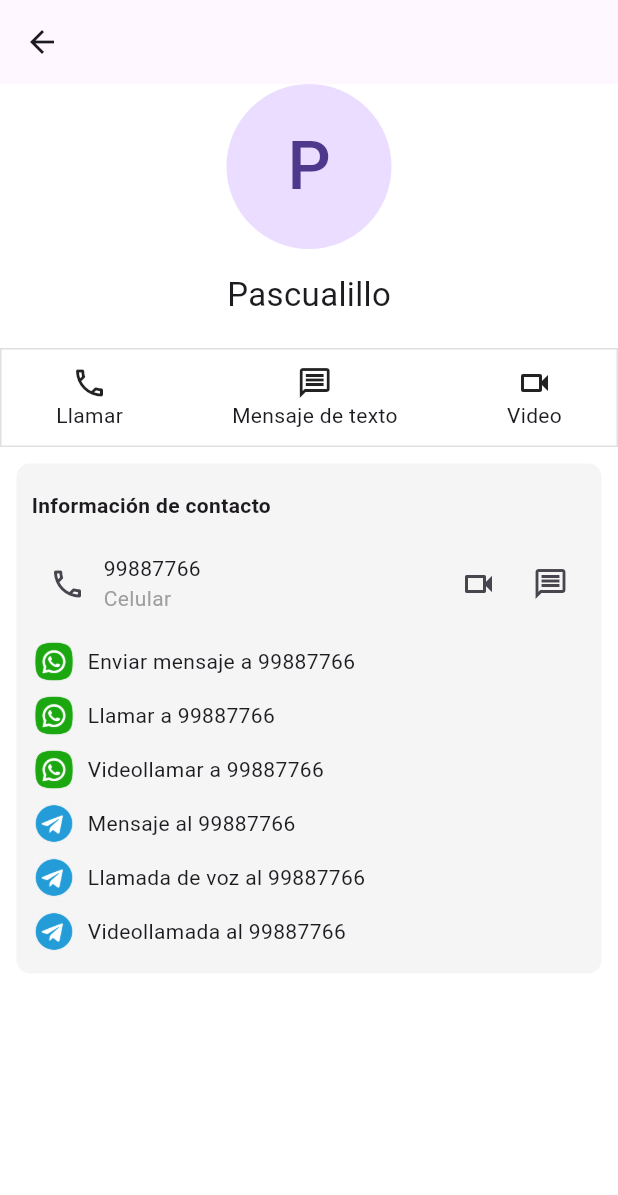
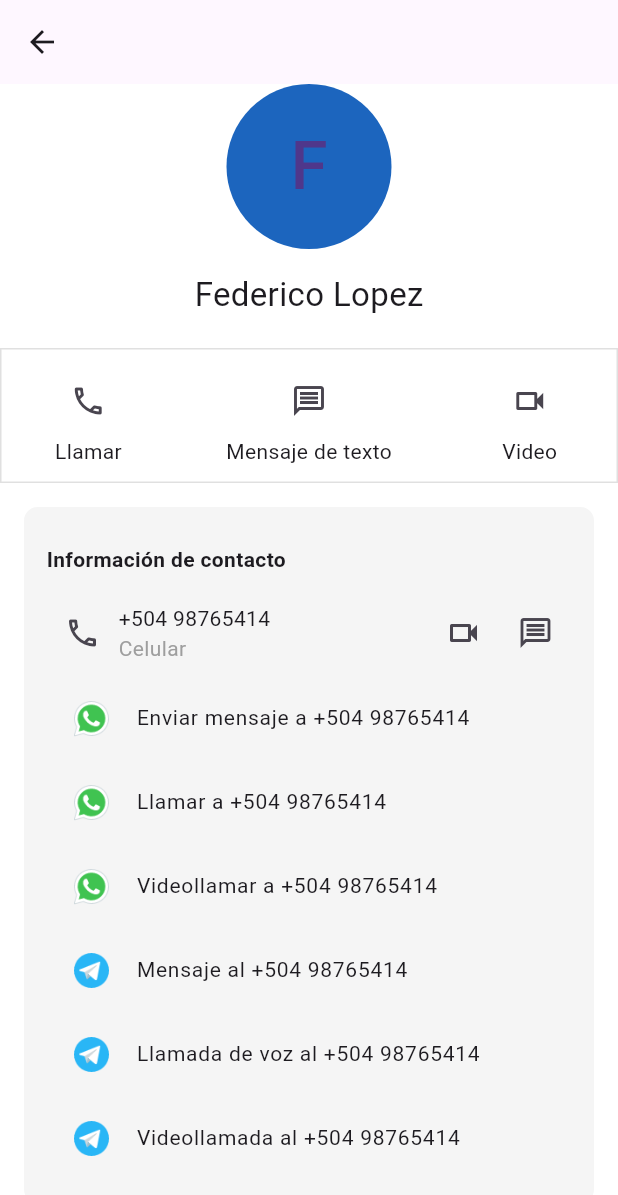
Before and after one commit to Urias-Flores/contact-desing, a Flutter app: the screen it shows after launch, after a tap on an icon or button, on a phone screen of 412 x 824 dp. Shown: the top 1195 px of the screen. Run offline on Flutter 3.47's test engine with Material 2 defaults, Android fonts, the phone set to English and light mode, and no system bars.

Commit message:
Adding home and contact pages plus multiple widgets

```diff
--- a/lib/main.dart
+++ b/lib/main.dart
@@ -11,6 +11,7 @@ class MyApp extends StatelessWidget {
   @override
   Widget build(BuildContext context) {
     return MaterialApp(
+      debugShowCheckedModeBanner: false,
       title: 'contact desing',
       theme: ThemeData(
         useMaterial3: true,
--- a/lib/src/constants/routes.dart
+++ b/lib/src/constants/routes.dart
@@ -7,6 +7,6 @@ enum MyRoutes {
 }
 
 final routes = {
-  MyRoutes.home.name: (context) => const Home(title: 'Contactos'),
-  MyRoutes.contact.name: (context) => const Contact(user: {})
+  MyRoutes.home.name: (context) => const Home(title: 'Contacts'),
+  MyRoutes.contact.name: (context) => const Contact()
 };
--- a/lib/src/constants/utils.dart
+++ b/lib/src/constants/utils.dart
@@ -1,3 +1,6 @@
+import 'dart:math';
+import 'dart:ui';
+
 final List<Map<String, dynamic>> listUsers = [
   {
     "ID": 1,
@@ -48,3 +51,15 @@ final List<Map<String, dynamic>> listUsers = [
     "Phone": "90908724"
   }
 ];
+
+Color generateRandomColor() {
+  Random random = Random();
+
+  // Genera valores aleatorios para los componentes rojo, verde y azul del color
+  int red = random.nextInt(256);
+  int green = random.nextInt(256);
+  int blue = random.nextInt(256);
+
+  // Crea y devuelve un nuevo objeto de la clase Color con los componentes generados aleatoriamente
+  return Color.fromRGBO(red, green, blue, 1.0);
+}
--- a/lib/src/pages/contact_page.dart
+++ b/lib/src/pages/contact_page.dart
@@ -1,75 +1,35 @@
+import 'package:contact_desing/src/constants/routes.dart';
+import 'package:contact_desing/src/constants/utils.dart';
+import 'package:contact_desing/src/widgets/actionContactBar.dart';
+import 'package:contact_desing/src/widgets/contactBar.dart';
+import 'package:contact_desing/src/widgets/itemContact.dart';
+import 'package:contact_desing/src/widgets/listItemContact.dart';
+import 'package:contact_desing/src/widgets/topInformationContact.dart';
 import 'package:flutter/material.dart';
 
 class Contact extends StatelessWidget{
-  const Contact({super.key, required this.user});
-  final Map<String, dynamic> user;
+  const Contact({super.key});
 
   @override
   Widget build(BuildContext context) {
+    final arguments = ModalRoute.of(context)?.settings.arguments as Map<String, dynamic>;
+    final Map<String, dynamic> user = arguments['user'];
+    final Color color = arguments['color'];
+
     return Scaffold(
       backgroundColor: Colors.white,
       appBar: AppBar(
         title: const Text(''),
       ),
-      body: Center(
-        child: Column(
+      body: ListView(
+        children: [ Column(
           children: [
-            const Padding(
-              padding: EdgeInsets.only(bottom: 15.0),
-              child: CircleAvatar(
-                  radius: 55,
-                  child: Text('P',
-                    style: TextStyle(
-                        fontSize: 45
-                    ),
-                  )
-              )
-            ),
-            const Padding(
-              padding: EdgeInsets.only(bottom: 20.0),
-              child: Text('Pascualillo',
-                style: TextStyle(
-                  fontSize: 22,
-                  fontWeight: FontWeight.normal
-                ),
-              )
-            ),
-            Container(
-              padding: const EdgeInsets.only(top: 10, bottom: 10),
-              decoration: BoxDecoration(
-                border: Border.all(
-                  color: Colors.grey.shade300,
-                  width: 1
-                )
-              ),
-              child: const Row(
-                mainAxisAlignment: MainAxisAlignment.spaceAround,
-                children: [
-                  Column(
-                    children: [
-                      Icon(Icons.phone_outlined),
-                      Text("Llamar")
-                    ],
-                  ),
-                  Column(
-                    children: [
-                      Icon(Icons.message_outlined),
-                      Text("Mensaje de texto")
-                    ],
-                  ),
-                  Column(
-                    children: [
-                      Icon(Icons.videocam_outlined),
-                      Text("Video")
-                    ],
-                  )
-                ],
-              ),
-            ),
+            TopInformationContact(user: user, color: color),
+            ActionContactBar(),
             Padding(
-              padding: const EdgeInsets.all(10),
+              padding: const EdgeInsets.all(15),
               child: Container(
-                padding: const EdgeInsets.all(10),
+                padding: const EdgeInsets.all(15),
                 decoration: BoxDecoration(
                   borderRadius: BorderRadius.circular(10),
                   border: Border.all(
@@ -82,99 +42,21 @@ class Contact extends StatelessWidget{
                   crossAxisAlignment: CrossAxisAlignment.stretch,
                   children: [
                     Container(
-                      padding: const EdgeInsets.symmetric(vertical: 8),
+                      padding: const EdgeInsets.symmetric(vertical: 10),
                       child: const Text('Información de contacto',
                         style: TextStyle(
                             fontWeight: FontWeight.bold
                         ),
                       )
                     ),
-                    Container(
-                      padding: const EdgeInsets.symmetric(vertical: 10),
-                      child: Row(
-                        mainAxisAlignment: MainAxisAlignment.spaceBetween,
-                        children: [
-                          Row(
-                            mainAxisAlignment: MainAxisAlignment.start,
-                            children: [
-                              IconButton(
-                                  onPressed: () {},
-                                  icon: const Icon(Icons.phone_outlined)
-                              ),
-                              const Column(
-                                crossAxisAlignment: CrossAxisAlignment.start,
-                                children: [
-                                  Text('99887766'),
-                                  Text('Celular', style: TextStyle(color: Colors.grey),)
-                                ],
-                              )
-                            ],
-                          ),
-                          Row(
-                            mainAxisAlignment: MainAxisAlignment.end,
-                            children: [
-                              IconButton(
-                                  onPressed: () {},
-                                  icon: const Icon(Icons.videocam_outlined)
-                              ),
-                              IconButton(
-                                  onPressed: () {},
-                                  icon: const Icon(Icons.message_outlined)
-                              )
-                            ],
-                          )
-                        ],
-                      ),
-                    ),
-                    Column(
-                      children: [
-                        Item(
-                            image: 'assets/images/whatsapp-icon.png',
-                            text: 'Enviar mensaje a 99887766'
-                        ),
-                        Item(
-                            image: 'assets/images/whatsapp-icon.png',
-                            text: 'Llamar a 99887766'
-                        ),
-                        Item(
-                            image: 'assets/images/whatsapp-icon.png',
-                            text: 'Videollamar a 99887766'
-                        ),
-                        Item(
-                            image: 'assets/images/telegram-icon.png',
-                            text: 'Mensaje al 99887766'
-                        ),
-                        Item(
-                            image: 'assets/images/telegram-icon.png',
-                            text: 'Llamada de voz al 99887766'
-                        ),
-                        Item(
-                            image: 'assets/images/telegram-icon.png',
-                            text: 'Videollamada al 99887766'
-                        )
-                      ],
-                    )
+                    ContactBar(user: user),
+                    ListItemContact(user: user)
                   ],
                 ),
               ),
             )
           ]
-        )
-      ),
-    );
-  }
-
-  Widget Item({required String image, required String text}){
-    return Padding(
-        padding: EdgeInsets.symmetric(vertical: 3),
-        child: Row(
-            children: [
-            Image(
-              image: AssetImage(image),
-              width: 30,
-            ),
-              Text('  $text')
-            ],
+        )]
       ),
     );
   }
--- a/lib/src/widgets/ItemList.dart
+++ b/lib/src/widgets/ItemList.dart
@@ -1,9 +1,12 @@
 import 'package:flutter/material.dart';
 import 'package:contact_desing/src/constants/routes.dart';
 
+import '../constants/utils.dart';
+
 class ItemList extends StatelessWidget{
-  const ItemList({super.key, required this.user});
+  ItemList({super.key, required this.user});
   final Map<String, dynamic> user;
+  Color color = generateRandomColor();
 
   @override
   Widget build(BuildContext context) {
@@ -11,11 +14,11 @@ class ItemList extends StatelessWidget{
       title: Text('${ user['Name'] }'),
       subtitle: Text('${ user['Username'] }'),
       leading: CircleAvatar(
+        backgroundColor: color,
         child: Text('${ user['Name'][0]}'),
       ),
       //trailing: const Icon(Icons.arrow_forward_ios),
-      onTap: () { Navigator.pushNamed(context, MyRoutes.contact.name); },
+      onTap: () { Navigator.pushNamed(context, MyRoutes.contact.name, arguments: {'user': user,'color': color}); },
     );
   }
-
 }
--- /dev/null
+++ b/lib/src/widgets/actionContactBar.dart
@@ -0,0 +1,49 @@
+import 'package:flutter/material.dart';
+
+class ActionContactBar extends StatelessWidget{
+  @override
+  Widget build(BuildContext context) {
+    return Container(
+      padding: const EdgeInsets.only(top: 10, bottom: 10),
+      decoration: BoxDecoration(
+          border: Border.all(
+              color: Colors.grey.shade300,
+              width: 1
+          )
+      ),
+      child: Row(
+        mainAxisAlignment: MainAxisAlignment.spaceAround,
+        children: [
+          Column(
+            children: [
+              IconButton(
+                  onPressed: () {},
+                  icon: const Icon(Icons.phone_outlined)
+              ),
+              const Text("Llamar")
+            ],
+          ),
+          Column(
+            children: [
+              IconButton(
+                  onPressed: () {},
+                  icon: const Icon(Icons.message_outlined)
+              ),
+              const Text("Mensaje de texto")
+            ],
+          ),
+          Column(
+            children: [
+              IconButton(
+                  onPressed: () {},
+                  icon: const Icon(Icons.videocam_outlined)
+              ),
+              const Text("Video")
+            ],
+          )
+        ],
+      ),
+    );
+  }
+
+}
--- /dev/null
+++ b/lib/src/widgets/contactBar.dart
@@ -0,0 +1,47 @@
+import 'package:flutter/material.dart';
+
+class ContactBar extends StatelessWidget{
+  const ContactBar({super.key, required this.user});
+  final Map<String, dynamic> user;
+
+  @override
+  Widget build(BuildContext context) {
+    return Container(
+      padding: const EdgeInsets.symmetric(vertical: 5),
+      child: Row(
+        mainAxisAlignment: MainAxisAlignment.spaceBetween,
+        children: [
+          Row(
+            mainAxisAlignment: MainAxisAlignment.start,
+            children: [
+              IconButton(
+                  onPressed: () {},
+                  icon: const Icon(Icons.phone_outlined)
+              ),
+              Column(
+                crossAxisAlignment: CrossAxisAlignment.start,
+                children: [
+                  Text('+504 ${user['Phone']}'),
+                  const Text('Celular', style: TextStyle(color: Colors.grey),)
+                ],
+              )
+            ],
+          ),
+          Row(
+            mainAxisAlignment: MainAxisAlignment.end,
+            children: [
+              IconButton(
+                  onPressed: () {},
+                  icon: const Icon(Icons.videocam_outlined)
+              ),
+              IconButton(
+                  onPressed: () {},
+                  icon: const Icon(Icons.message_outlined)
+              )
+            ],
+          )
+        ],
+      ),
+    );
+  }
+}
--- /dev/null
+++ b/lib/src/widgets/itemContact.dart
@@ -0,0 +1,24 @@
+import 'package:flutter/material.dart';
+
+class ItemContact extends StatelessWidget{
+  const ItemContact({super.key, required this.image, required this.text});
+  final String image;
+  final String text;
+
+  @override
+  Widget build(BuildContext context) {
+    return ListTile(
+      leading: Image(
+        image: AssetImage(image),
+        width: 28,
+      ),
+      title: Text(
+        text,
+        style: const TextStyle(
+            fontSize: 14
+        ),
+      ),
+      onTap: () {  },
+    );
+  }
+}
--- /dev/null
+++ b/lib/src/widgets/listItemContact.dart
@@ -0,0 +1,40 @@
+import 'package:flutter/material.dart';
+import 'itemContact.dart';
+
+class ListItemContact extends StatelessWidget{
+  const ListItemContact({super.key, required this.user});
+  final Map<String, dynamic> user;
+
+  @override
+  Widget build(BuildContext context) {
+    return Column(
+      children: [
+        ItemContact(
+            image: 'assets/images/whatsapp-icon.png',
+            text: 'Enviar mensaje a +504 ${user['Phone']}'
+        ),
+        ItemContact(
+            image: 'assets/images/whatsapp-icon.png',
+            text: 'Llamar a +504 ${user['Phone']}'
+        ),
+        ItemContact(
+            image: 'assets/images/whatsapp-icon.png',
+            text: 'Videollamar a +504 ${user['Phone']}'
+        ),
+        ItemContact(
+            image: 'assets/images/telegram-icon.png',
+            text: 'Mensaje al +504 ${user['Phone']}'
+        ),
+        ItemContact(
+            image: 'assets/images/telegram-icon.png',
+            text: 'Llamada de voz al +504 ${user['Phone']}'
+        ),
+        ItemContact(
+            image: 'assets/images/telegram-icon.png',
+            text: 'Videollamada al +504 ${user['Phone']}'
+        )
+      ],
+    );
+  }
+
+}
--- /dev/null
+++ b/lib/src/widgets/topInformationContact.dart
@@ -0,0 +1,37 @@
+import 'package:flutter/material.dart';
+
+class TopInformationContact extends StatelessWidget{
+  const TopInformationContact({super.key, required this.user, required this.color});
+  final Map<String, dynamic> user;
+  final Color color;
+
+  @override
+  Widget build(BuildContext context) {
+    return Column(
+      children: [
+        Padding(
+            padding: const EdgeInsets.only(bottom: 15.0),
+            child: CircleAvatar(
+                backgroundColor: color,
+                radius: 55,
+                child: Text('${user['Name'][0]}',
+                  style: const TextStyle(
+                      fontSize: 45
+                  ),
+                )
+            )
+        ),
+        Padding(
+            padding: const EdgeInsets.only(bottom: 20.0),
+            child: Text('${user['Name']}',
+              style: const TextStyle(
+                  fontSize: 22,
+                  fontWeight: FontWeight.normal
+              ),
+            )
+        )
+      ],
+    );
+  }
+
+}
```
Also changed, not shown: assets/images/telegram-icon.png, assets/images/whatsapp-icon.png. Lines whose indentation alone changed are shown as unchanged.
